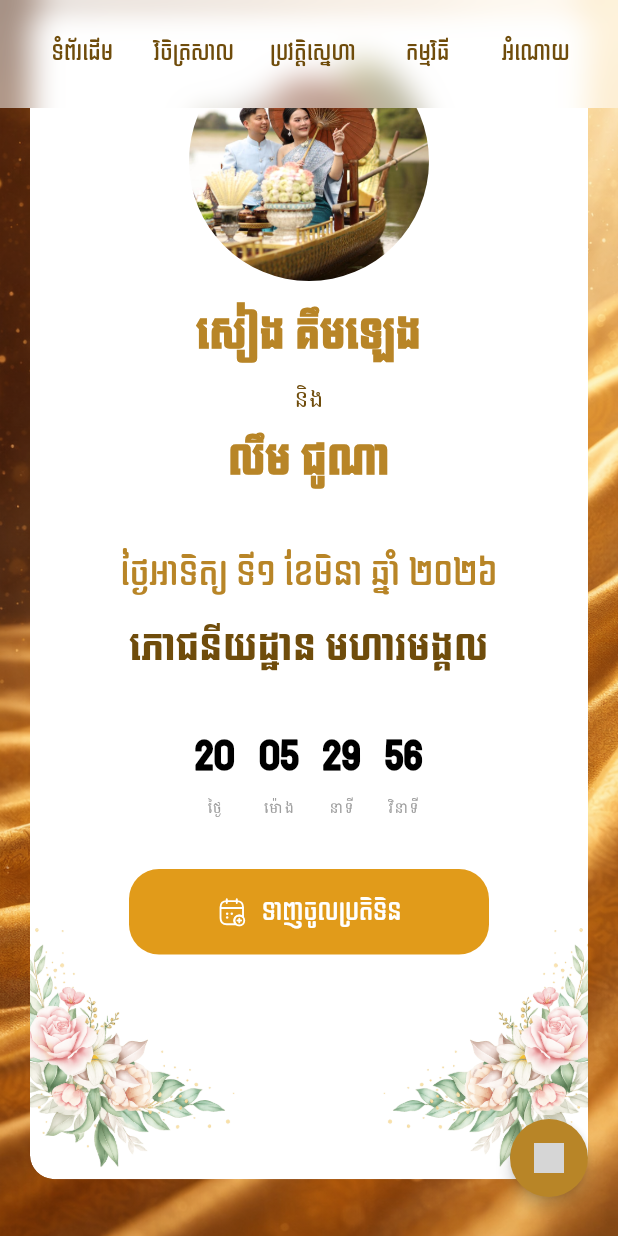
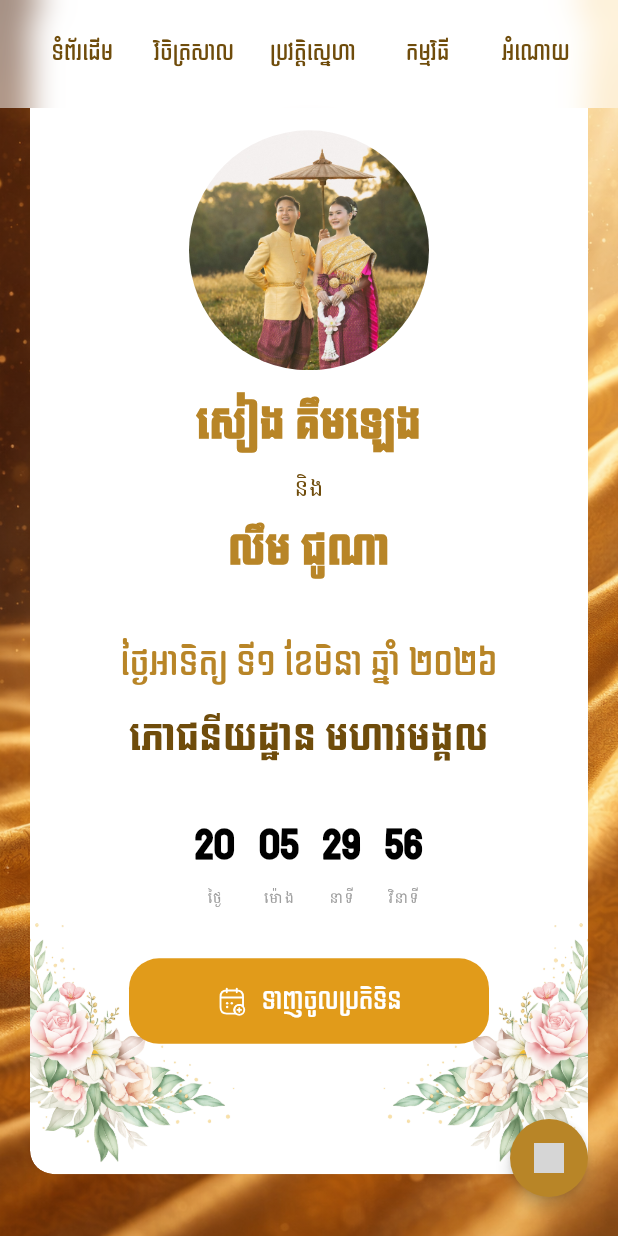
Before and after one commit to viboltep/Kimleng-Chunna-Wedding, a Flutter app: the HomeScreen screen opened directly, after a tap on "ទាញចូលប្រតិទិន", after a tap on "ទំព័រដើម", on a phone screen of 412 x 824 dp. Run offline on Flutter 3.47's test engine with Material 3 defaults, Android fonts, the phone set to English and light mode, and no system bars; our stand-ins replace audioplayers, flutter_animate, flutter_svg, iconsax, share_plus, shimmer and 1 more; missing offline and left inert: dart:html, dart:ui_web; grey boxes are pictures that could not be loaded.

Commit message:
update invitation section photo

```diff
--- a/kimleng_chunna_wedding/lib/constants/assets.dart
+++ b/kimleng_chunna_wedding/lib/constants/assets.dart
@@ -14,6 +14,7 @@ class Assets {
   static const String photo8 = 'assets/images/8.jpeg';
   static const String photo9 = 'assets/images/9.jpeg';
   static const String photo10 = 'assets/images/10.jpeg';
+  static const String photo11 = 'assets/images/11.jpg';
   static const String story1 = 'assets/images/story1.JPG';
   static const String story2 = 'assets/images/story2.JPG';
   static const String story3 = 'assets/images/story3.JPG';
--- a/kimleng_chunna_wedding/lib/theme/wedding_theme.dart
+++ b/kimleng_chunna_wedding/lib/theme/wedding_theme.dart
@@ -63,8 +63,8 @@ class WeddingTextStyles {
   static TextStyle get button => const TextStyle(
     fontFamily: 'Dangrek',
     fontSize: 16,
-        fontWeight: FontWeight.w600,
-        color: WeddingColors.white,
+    color: Colors.white,
+    fontWeight: FontWeight.w400,
   );
 
   static TextStyle get small => const TextStyle(
--- a/kimleng_chunna_wedding/lib/widgets/footer_note.dart
+++ b/kimleng_chunna_wedding/lib/widgets/footer_note.dart
@@ -9,8 +9,9 @@ class FooterNote extends StatelessWidget {
 
   @override
   Widget build(BuildContext context) {
-    const brown = Color(0xFF6F4C0B);
-    const gold = Color(0xFFB88527);
+    const textColor = Colors.white;
+    const heartColor = Colors.red;
+
     return Padding(
       padding: const EdgeInsets.symmetric(vertical: 32, horizontal: 24),
       child: Column(
@@ -31,29 +32,29 @@ class FooterNote extends StatelessWidget {
               Text(
                 'Made with ',
                 style: WeddingTextStyles.body.copyWith(
-                  color: brown.withValues(alpha: 0.9),
+                  color: textColor,
                   fontSize: 14,
                 ),
               ),
-              Icon(Icons.favorite, color: gold, size: 18),
+              Icon(Icons.favorite, color: heartColor, size: 18),
               Text(
                 ' for your special day',
                 style: WeddingTextStyles.body.copyWith(
-                  color: brown.withValues(alpha: 0.9),
+                  color: textColor,
                   fontSize: 14,
                 ),
               ),
             ],
           ),
           const SizedBox(height: 8),
-          Text(
-            'SIENG KIMLENG & LIM CHOUNA',
-            style: WeddingTextStyles.small.copyWith(
-              color: gold.withValues(alpha: 0.85),
-              fontSize: 13,
-              fontWeight: FontWeight.w500,
+            Text(
+              'SIENG KIMLENG & LIM CHOUNA',
+              style: WeddingTextStyles.small.copyWith(
+                color: textColor,
+                fontSize: 13,
+                fontWeight: FontWeight.w600,
+              ),
             ),
-          ),
         ],
       ),
     );
--- a/kimleng_chunna_wedding/lib/widgets/gift_section.dart
+++ b/kimleng_chunna_wedding/lib/widgets/gift_section.dart
@@ -66,7 +66,7 @@ class GiftSection extends StatelessWidget {
               onPressed: () => _handlePaymentAppLaunch(context),
               icon: const Icon(Iconsax.card, size: 18),
               label: Text(
-                'បើកកម្មវិធីបង់ប្រាក់',
+                'បើកកម្មវិធី ABA',
                 style: WeddingTextStyles.button.copyWith(fontSize: 14),
               ),
               style: ElevatedButton.styleFrom(
@@ -77,7 +77,7 @@ class GiftSection extends StatelessWidget {
                   vertical: 12,
                 ),
                 shape: RoundedRectangleBorder(
-                  borderRadius: BorderRadius.circular(12),
+                  borderRadius: BorderRadius.circular(24),
                 ),
               ),
             ),
--- a/kimleng_chunna_wedding/lib/widgets/home_screen.dart
+++ b/kimleng_chunna_wedding/lib/widgets/home_screen.dart
@@ -209,16 +209,18 @@ class _HomeScreenState extends State<HomeScreen> {
   final GlobalKey _keyGallery = GlobalKey();
   final GlobalKey _keyStory = GlobalKey();
   final GlobalKey _keyAgenda = GlobalKey();
-  final GlobalKey _keyLocation = GlobalKey();
+  final GlobalKey _keyGift = GlobalKey();
 
   void _scrollToSection(GlobalKey key) {
     final context = key.currentContext;
     if (context != null) {
+      // For first section (ទំព័រដើម), align to top (0) so page scrolls to top; others use 0.08
+      final alignment = key == _keyInvitation ? 0.0 : 0.08;
       Scrollable.ensureVisible(
         context,
         duration: const Duration(milliseconds: 400),
         curve: Curves.easeInOut,
-        alignment: 0.08,
+        alignment: alignment,
       );
     }
   }
@@ -227,7 +229,7 @@ class _HomeScreenState extends State<HomeScreen> {
     const brown = Color(0xFF6F4C0B);
     final isNarrow = MediaQuery.sizeOf(context).width < 600;
     const titles = ['ទំព័រដើម', 'វិចិត្រសាល', 'ប្រវត្តិស្នេហា', 'កម្មវិធី', 'អំណោយ'];
-    final keys = [_keyInvitation, _keyGallery, _keyStory, _keyAgenda, _keyLocation];
+    final keys = [_keyInvitation, _keyGallery, _keyStory, _keyAgenda, _keyGift];
     return RepaintBoundary(
       child: ClipRect(
         child: BackdropFilter(
@@ -509,7 +511,7 @@ class _HomeScreenState extends State<HomeScreen> {
                 Center(
                   child: SingleChildScrollView(
                     padding: const EdgeInsets.only(
-                      top: 56,
+                      top: 80, // app bar ~56 + 24 gap so first section has clear space below bar
                       bottom: 20,
                       left: 20,
                       right: 20,
@@ -546,13 +548,15 @@ class _HomeScreenState extends State<HomeScreen> {
                           ),
                           const SizedBox(height: 48),
                           KeyedSubtree(
-                            key: _keyLocation,
                             child: _MapBlessingRow(),
                           ),
                           const SizedBox(height: 48),
                           _ParentMessages(),
                           const SizedBox(height: 48),
-                          const GiftSection(),
+                          KeyedSubtree(
+                            key: _keyGift,
+                            child: const GiftSection(),
+                          ),
                           const FooterNote(),
                         ],
                       ),
@@ -606,8 +610,12 @@ class _HeroInvite extends StatelessWidget {
             final isNarrow = constraints.maxWidth < 740;
             final flowerSize = isNarrow ? 180.0 : 400.0;
             final horizontalPadding = isNarrow ? 60.0 : 100.0;
-
-            return Stack(
+            // Use fixed height so Stack fills container and content can be vertically centered
+            final sectionHeight = viewHeight * 0.95;
+
+            return SizedBox(
+              height: sectionHeight,
+              child: Stack(
                 children: [
                   // Bottom left flower - positioned at bottom of container
                   Positioned(
@@ -652,8 +660,9 @@ class _HeroInvite extends StatelessWidget {
                       ),
                     ),
                   ),
-                // Main content
-                Center(
+                  // Main content — fill container then center so content is vertically centered (Figma)
+                  Positioned.fill(
+                    child: Center(
                       child: Padding(
                         padding: EdgeInsets.symmetric(
                           vertical: 24,
@@ -667,13 +676,14 @@ class _HeroInvite extends StatelessWidget {
                             LayoutBuilder(
                               builder: (context, constraints) {
                                 final isNarrow = constraints.maxWidth < 700;
+                                final contentWidth = constraints.maxWidth;
                                 if (isNarrow) {
                                   return Column(
                                     mainAxisSize: MainAxisSize.min,
                                     crossAxisAlignment: CrossAxisAlignment.center,
                                     children: [
                                       _ShimmerAvatar(
-                                    asset: Assets.photo8,
+                                        asset: Assets.photo11,
                                         radius: 80,
                                       ),
                                       const SizedBox(height: 20),
@@ -707,11 +717,15 @@ class _HeroInvite extends StatelessWidget {
                                   );
                                 }
 
-                            return Row(
+                                // Symmetric row so circular image stays perfectly centered (Figma)
+                                return SizedBox(
+                                  width: contentWidth,
+                                  child: Row(
                                     mainAxisAlignment: MainAxisAlignment.center,
-                              mainAxisSize: MainAxisSize.min,
-                              children: [
-                                Flexible(
+                                    children: [
+                                      Expanded(
+                                        flex: 1,
+                                        child: Center(
                                           child: Text(
                                             'សៀង គឹមឡេង',
                                             textAlign: TextAlign.center,
@@ -721,13 +735,16 @@ class _HeroInvite extends StatelessWidget {
                                             ),
                                           ),
                                         ),
-                                const SizedBox(width: 32),
+                                      ),
+                                      const SizedBox(width: 24),
                                       _ShimmerAvatar(
-                                  asset: Assets.photo8,
+                                        asset: Assets.photo11,
                                         radius: 100,
                                       ),
-                                const SizedBox(width: 32),
-                                Flexible(
+                                      const SizedBox(width: 24),
+                                      Expanded(
+                                        flex: 1,
+                                        child: Center(
                                           child: Text(
                                             'លឹម ជូណា',
                                             textAlign: TextAlign.center,
@@ -737,14 +754,17 @@ class _HeroInvite extends StatelessWidget {
                                             ),
                                           ),
                                         ),
-                              ],
+                                      ),
+                                    ],
+                                  ),
                                 );
                               },
                             ),
                             const SizedBox(height: 40),
-                        Column(
+                            Center(
+                              child: Column(
+                                mainAxisSize: MainAxisSize.min,
                                 crossAxisAlignment: CrossAxisAlignment.center,
-                          mainAxisAlignment: MainAxisAlignment.center,
                                 children: [
                                   Text(
                                     'ថ្ងៃអាទិត្យ ទី១ ខែមិនា ឆ្នាំ ២០២៦',
@@ -756,7 +776,6 @@ class _HeroInvite extends StatelessWidget {
                                       fontWeight: FontWeight.w400,
                                     ),
                                   ),
-
                                   const SizedBox(height: 16),
                                   Text(
                                     'ភោជនីយដ្ឋាន មហារមង្គល',
@@ -783,11 +802,14 @@ class _HeroInvite extends StatelessWidget {
                                   _CalendarButton(),
                                 ],
                               ),
-                      ],
-                    ),
-                  ),
-                ),
-              ],
+                            ),
+                          ],
+                        ),  // main Column
+                      ),
+                    ),
+                  ),
+                ],
+              ),
             );
           },
         ),
```
Also changed, not shown: kimleng_chunna_wedding/assets/images/11.jpg (added), 1 other file. Lines whose indentation alone changed are shown as unchanged.
